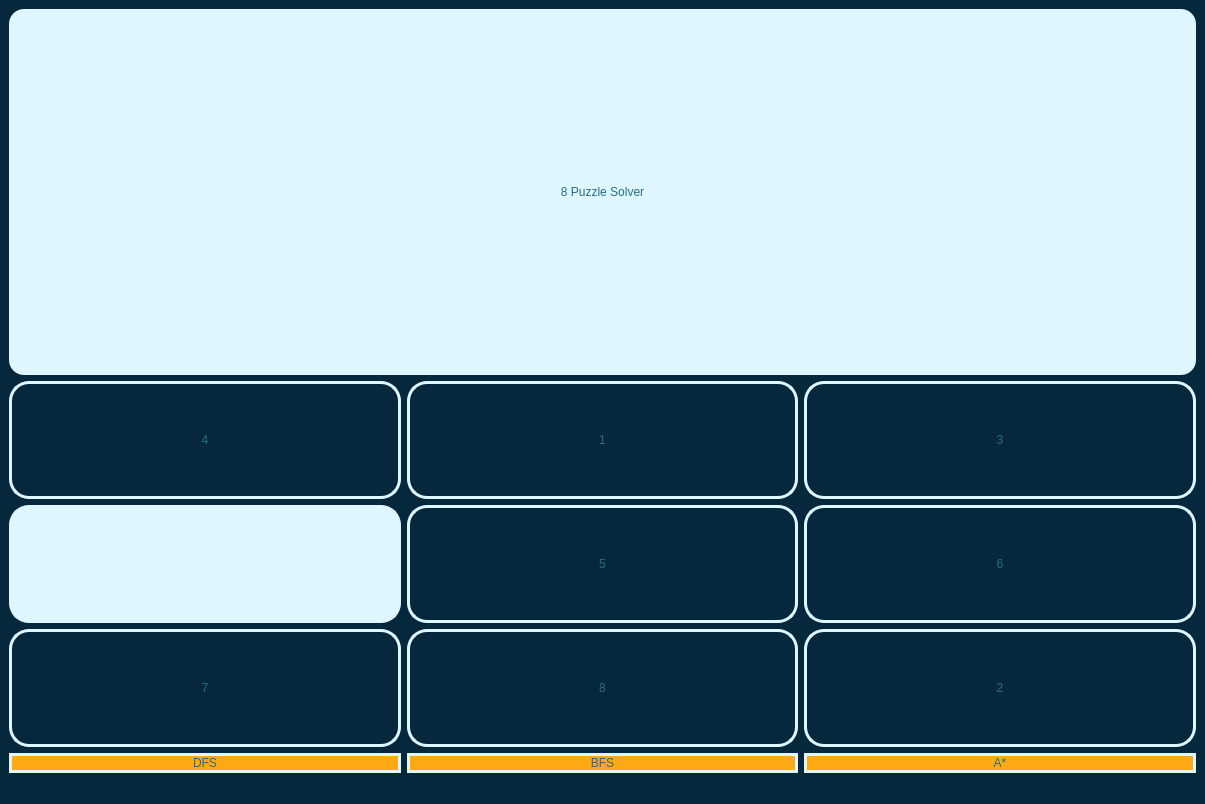
The window that View/GUI.ui (Mahmoud-ElShenawy99/8_puzzle_solver) describes before a commit, drawn with Qt 5.
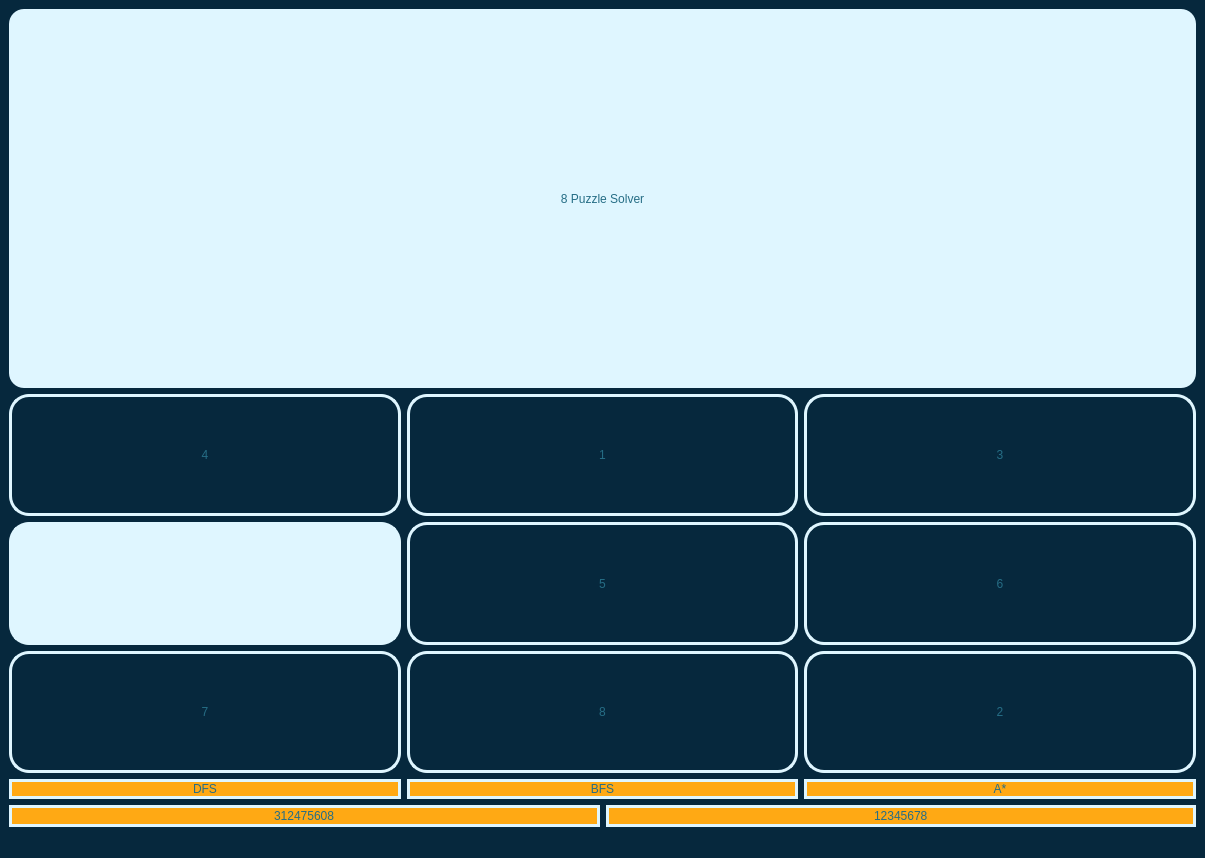
The same window after the commit.

What changed in the file:
```diff
--- a/View/GUI.ui
+++ b/View/GUI.ui
@@ -7,7 +7,7 @@
     <x>0</x>
     <y>0</y>
     <width>1205</width>
-    <height>804</height>
+    <height>858</height>
    </rect>
   </property>
   <property name="windowTitle">
@@ -19,9 +19,9 @@
 </string>
   </property>
   <widget class="QWidget" name="centralwidget">
-   <layout class="QHBoxLayout" name="horizontalLayout_2">
+   <layout class="QVBoxLayout" name="verticalLayout_2">
     <item>
-     <layout class="QVBoxLayout" name="verticalLayout">
+     <layout class="QVBoxLayout" name="verticalLayout" stretch="5,5,5,0">
       <item>
        <widget class="QLabel" name="mainlabel">
         <property name="styleSheet">
@@ -264,6 +264,44 @@
         </item>
        </layout>
       </item>
+      <item>
+       <layout class="QHBoxLayout" name="horizontalLayout">
+        <item>
+         <widget class="QLineEdit" name="initialLineEdit">
+          <property name="styleSheet">
+           <string notr="true">font: 10 15pt &quot;Source Code Pro Black&quot;;
+background-color: rgb(255, 169, 20);
+color: rgb(37, 109, 133);
+border: 3px solid rgb(223, 246, 255);
+border-radius: 20px;</string>
+          </property>
+          <property name="text">
+           <string>312475608</string>
+          </property>
+          <property name="alignment">
+           <set>Qt::AlignCenter</set>
+          </property>
+         </widget>
+        </item>
+        <item>
+         <widget class="QLineEdit" name="finalLineEdit">
+          <property name="styleSheet">
+           <string notr="true">font: 10 15pt &quot;Source Code Pro Black&quot;;
+background-color: rgb(255, 169, 20);
+color: rgb(37, 109, 133);
+border: 3px solid rgb(223, 246, 255);
+border-radius: 20px;</string>
+          </property>
+          <property name="text">
+           <string>12345678</string>
+          </property>
+          <property name="alignment">
+           <set>Qt::AlignCenter</set>
+          </property>
+         </widget>
+        </item>
+       </layout>
+      </item>
      </layout>
     </item>
    </layout>
```
